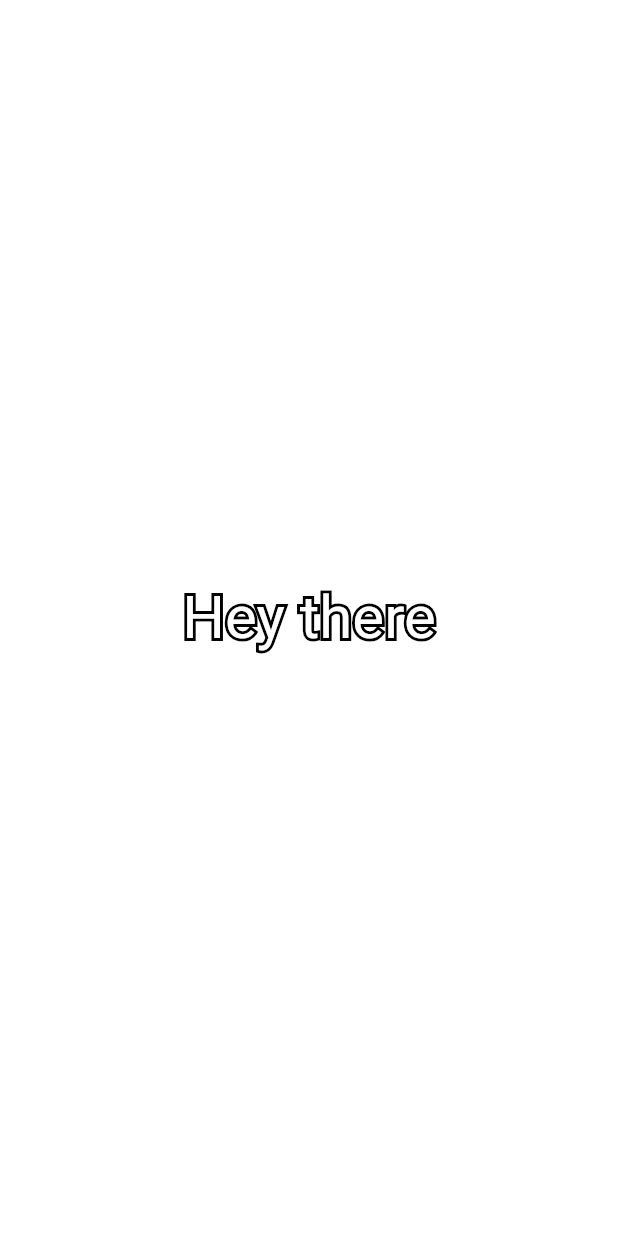
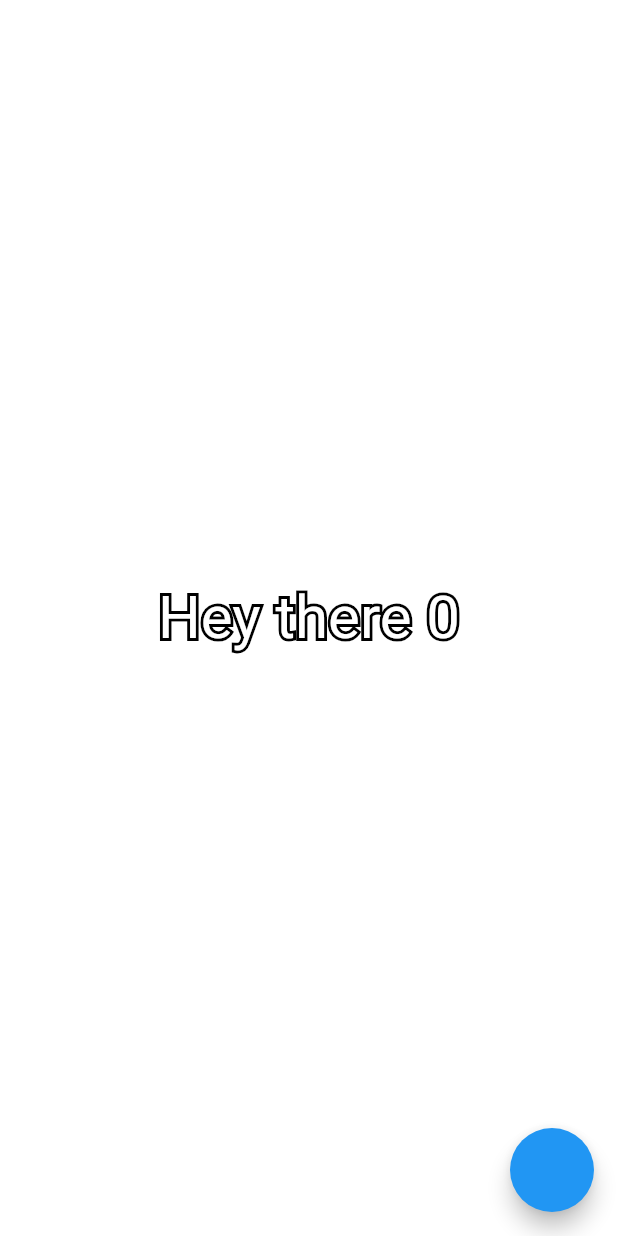
Before and after one commit to andriiromaniuk/flutter_task, a Flutter app: the screen it shows after launch, on a phone screen of 412 x 824 dp. Run offline on Flutter 3.47's test engine with Material 2 defaults, Android fonts, the phone set to English and light mode, and no system bars.

Commit message:
added button that increments value of text and implemented random opacity in changeColor() method

```diff
--- a/lib/main.dart
+++ b/lib/main.dart
@@ -1,6 +1,5 @@
 import 'package:flutter/material.dart';
 import 'package:test_task/util/color/color_generator.dart';
-
 import 'custom.widgets/outlined_text_widget.dart';
 
 void main() {
@@ -16,9 +15,14 @@ class MyApp extends StatefulWidget {
 
 class _MyAppState extends State<MyApp> {
   Color _color = Colors.white;
+  int count = 0;
 
   void changeColor() {
     setState(() => _color = ColorUtil.changeColor());
+  }
+
+  void changeCounter() {
+    setState(() => count++);
   }
 
   @override
@@ -26,8 +30,9 @@ class _MyAppState extends State<MyApp> {
     return GestureDetector(
         child: MaterialApp(
           home: Scaffold(
-            body: const OutlinedText(text: "Hey there"),
+            body: OutlinedText(text: "Hey there $count"),
             backgroundColor: _color,
+            floatingActionButton: FloatingActionButton(onPressed: () {changeCounter();},),
           ),
         ),
         onTap: changeColor);
--- a/lib/util/color/color_constants.dart
+++ b/lib/util/color/color_constants.dart
@@ -1,2 +1,2 @@
 const int rgbMaxValue = 256;
-const double opacity = 1;
+const int maxAlphaValue = 255;
--- a/lib/util/color/color_generator.dart
+++ b/lib/util/color/color_generator.dart
@@ -8,6 +8,7 @@ class ColorUtil {
     var R = random.nextInt(rgbMaxValue);
     var G = random.nextInt(rgbMaxValue);
     var B = random.nextInt(rgbMaxValue);
+    var opacity = random.nextInt(maxAlphaValue + 1)/maxAlphaValue;
     return Color.fromRGBO(R, G, B, opacity);
   }
 }
```
